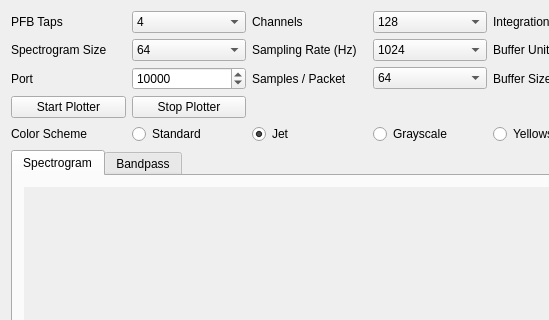
First picture: the form in src/mainwindow.ui, repository dreademarco/Spectrometer, before the edit; both pictures show x 0 to 549 and y 0 to 320 of the 748 by 639 pixel window.
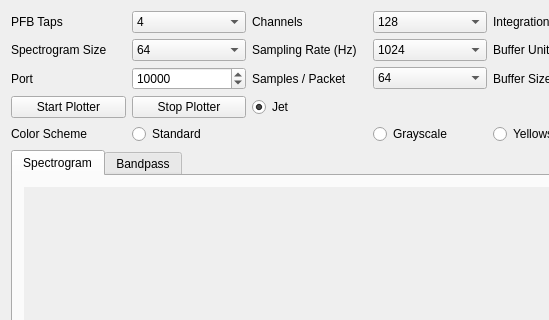
Second picture: the form after the edit. Custom widgets are drawn as their Qt base class.

The edit to the form file:
```diff
--- a/src/mainwindow.ui
+++ b/src/mainwindow.ui
@@ -361,7 +361,7 @@
         </property>
        </widget>
       </item>
-      <item row="4" column="2">
+      <item row="3" column="2">
        <widget class="QRadioButton" name="jetRadioButton">
         <property name="text">
          <string>Jet</string>
```
